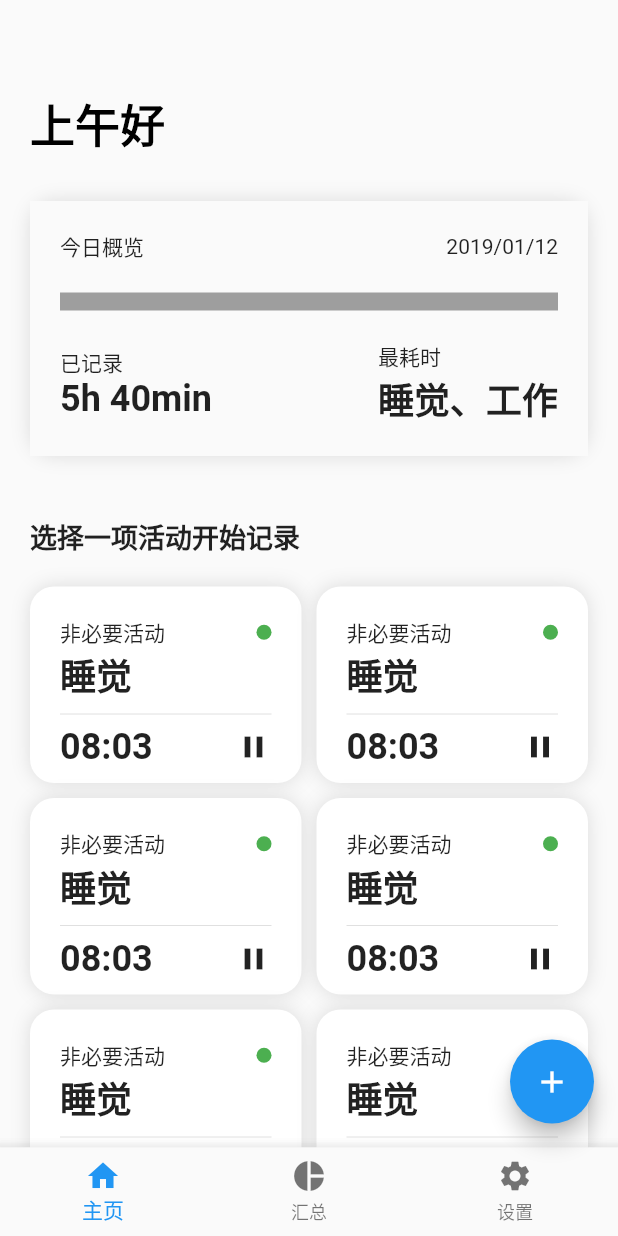
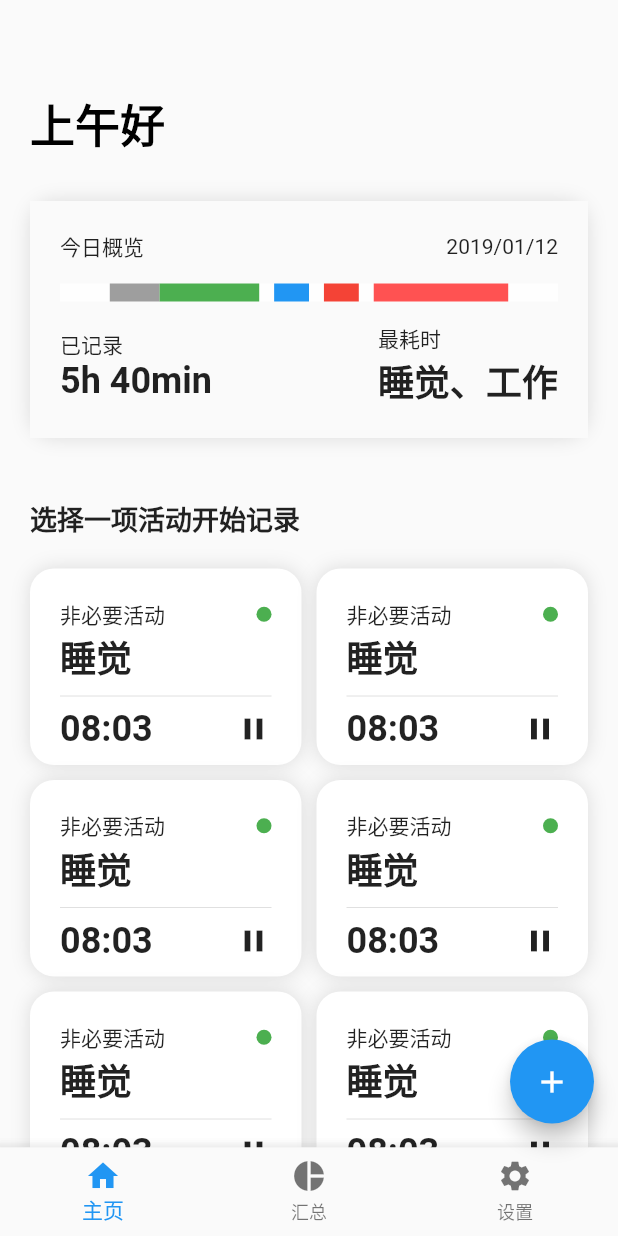
Before and after one commit to Yidadaa/Time-Tracker, a Flutter app: the screen it shows after launch, on a phone screen of 412 x 824 dp. Run offline on Flutter 3.47's test engine with Material 2 defaults, Android fonts, the phone set to English and light mode, and no system bars; our stand-ins replace sqflite; accounts and stored records are empty.

Commit message:
feat(db, model): define model of data

```diff
--- a/lib/main.dart
+++ b/lib/main.dart
@@ -1,9 +1,9 @@
 import 'package:flutter/material.dart';
+import 'components/BarPainter.dart';
 
 void main() => runApp(new MyApp());
 
 class MyApp extends StatelessWidget {
-  // This widget is the root of your application.
   @override
   Widget build(BuildContext context) {
     return new MaterialApp(
@@ -28,6 +28,13 @@ class MyHomePage extends StatefulWidget {
 class _MyHomePageState extends State<MyHomePage> {
   String title = "上午好";
   final _theKey = GlobalKey<ScaffoldState>();
+  final testData = [
+    new BarData(0.1, 0.2, Colors.grey),
+    new BarData(0.2, 0.4, Colors.green),
+    new BarData(0.43, 0.5, Colors.blue),
+    new BarData(0.53, 0.6, Colors.red),
+    new BarData(0.63, 0.9, Colors.redAccent)
+  ];
 
   @override
   Widget build(BuildContext context) {
@@ -139,11 +146,17 @@ class _MyHomePageState extends State<MyHomePage> {
                                   Text("2019/01/12")
                                 ],
                               ),
-                              Container(
-                                height: 12.0,
-                                color: Colors.grey,
-                                margin: new EdgeInsets.only(
-                                    top: 20.0, bottom: 20.0),
+                              SizedBox(
+                                width: double.infinity,
+                                child: Container(
+                                  color: Colors.grey,
+                                  margin: new EdgeInsets.only(
+                                      top: 20.0, bottom: 20.0),
+                                  child: CustomPaint(
+                                    foregroundPainter:
+                                        BarPainter(12.0, Colors.grey, testData),
+                                  ),
+                                ),
                               ),
                               Row(
                                 mainAxisAlignment:
```
Also changed, not shown: lib/components/DataClass.dart (added, +69 -0 lines), lib/db.dart (added, +58 -0 lines), pubspec.yaml (+1 -6 lines).
